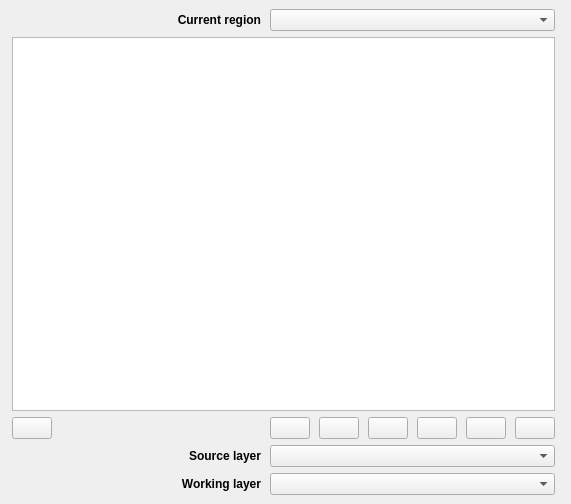
This is ntrrp/ui/ntrrp_dockwidget_base.ui in nafi-org/nafi-qgis as Qt 5 draws it before an edit. The edited form follows.
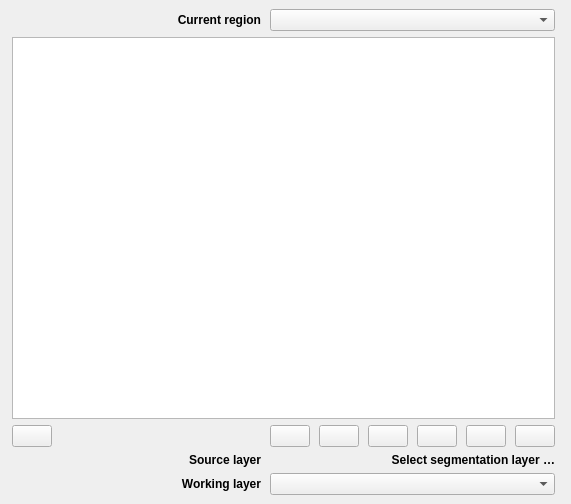
This is the edited form. Icons and pictures are not drawn.

Commit message: major refactor to layer management for subarea control, download segmentation data and current mapping data using QGIS 'Download File' algorithm, do not re-add duplicate layers to the map, working prior to cleanup

What changed in the file:
```diff
--- a/ntrrp/ui/ntrrp_dockwidget_base.ui
+++ b/ntrrp/ui/ntrrp_dockwidget_base.ui
@@ -209,7 +209,39 @@
           </widget>
         </item>
         <item row="3" column="2" colspan="6">
-          <widget class="QComboBox" name="sourceLayerComboBox"/>
+          <!-- <widget class="QComboBox" name="sourceLayerComboBox"/> -->
+          <widget class="QLabel" name="activeSourceLayerLabel">
+            <property name="sizePolicy">
+              <sizepolicy hsizetype="Fixed" vsizetype="Fixed">
+                <horstretch>0</horstretch>
+                <verstretch>0</verstretch>
+              </sizepolicy>
+            </property>
+            <property name="minimumSize">
+              <size>
+                <width>100</width>
+                <height>0</height>
+              </size>
+            </property>
+            <property name="maximumSize">
+              <size>
+                <width>300</width>
+                <height>16777215</height>
+              </size>
+            </property>
+            <property name="font">
+              <font>
+                <weight>75</weight>
+                <bold>true</bold>
+              </font>
+            </property>
+            <property name="text">
+              <string>&lt;html&gt;&lt;head/&gt;&lt;body&gt;&lt;p&gt;&lt;span style=&quot; font-weight:600;&quot;&gt;Select segmentation layer …&lt;/span&gt;&lt;/p&gt;&lt;/body&gt;&lt;/html&gt;</string>
+            </property>
+            <property name="alignment">
+              <set>Qt::AlignRight|Qt::AlignTrailing|Qt::AlignVCenter</set>
+            </property>
+          </widget>
         </item>
         <item row="3" column="1">
           <widget class="QLabel" name="sourceLayerLabel">
```
The commit also changes 15 other files.
